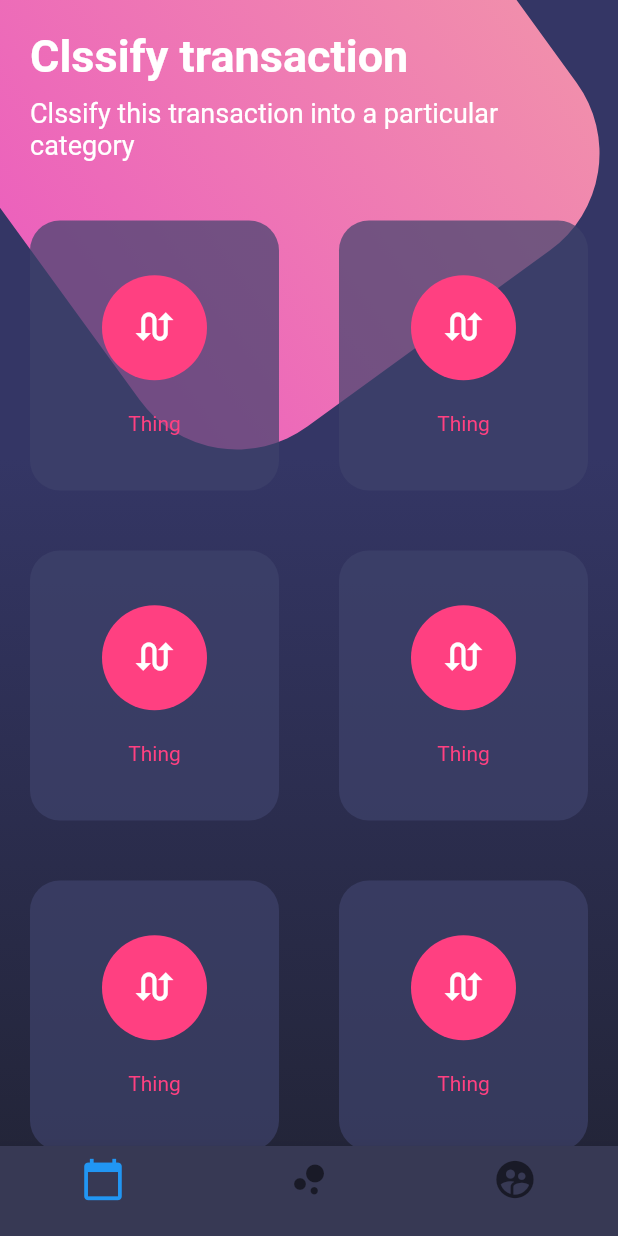
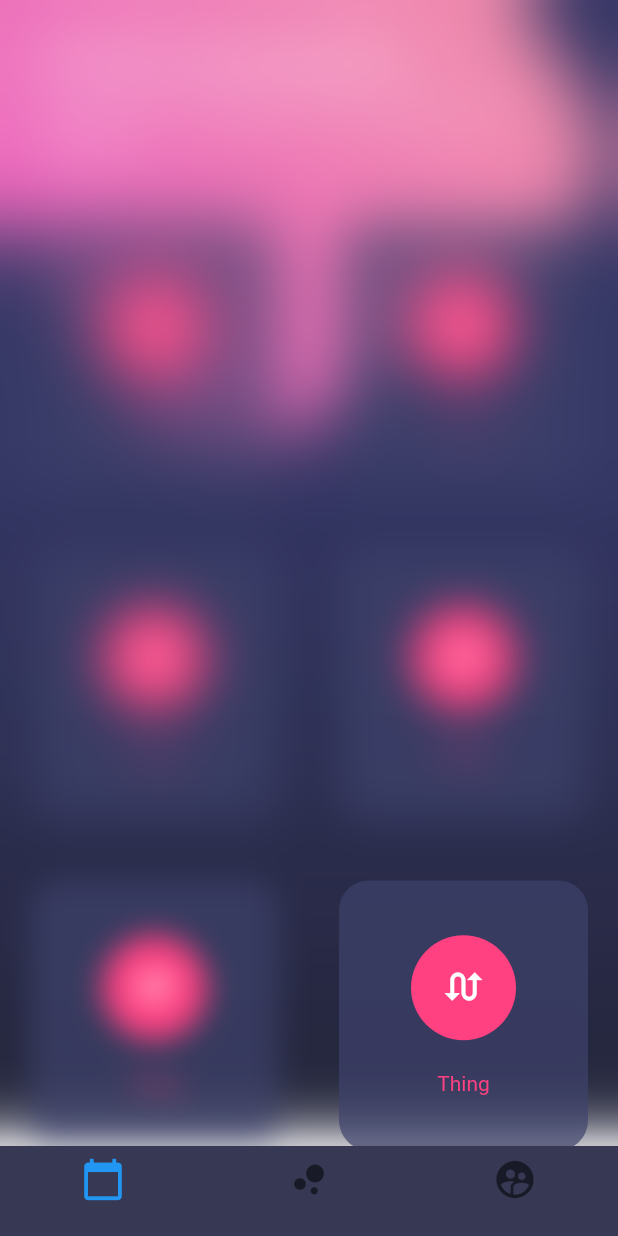
Before and after one commit to jela3105/flutter-basic-designs, a Flutter app: the screen it shows after launch, on a phone screen of 412 x 824 dp. Run offline on Flutter 3.47's test engine with Material 2 defaults, Android fonts, the phone set to English and light mode, and no system bars.

```diff
--- a/lib/src/pages/buttons_page.dart
+++ b/lib/src/pages/buttons_page.dart
@@ -1,4 +1,5 @@
 import 'dart:math';
+import 'dart:ui';
 
 import 'package:flutter/material.dart';
 
@@ -151,7 +152,9 @@ class ButtonsPage extends StatelessWidget {
   }
 
   Widget _createRoundedButton() {
-    return Container(
+    return BackdropFilter(
+      filter: ImageFilter.blur(sigmaX: 10.0, sigmaY: 10.0),
+      child: Container(
         height: 180.0,
         margin: EdgeInsets.all(20.0),
         decoration: BoxDecoration(
@@ -171,6 +174,7 @@ class ButtonsPage extends StatelessWidget {
             SizedBox(height: 5.0)
           ],
         ),
+      ),
     );
   }
 }
```
Lines whose indentation alone changed are shown as unchanged.
